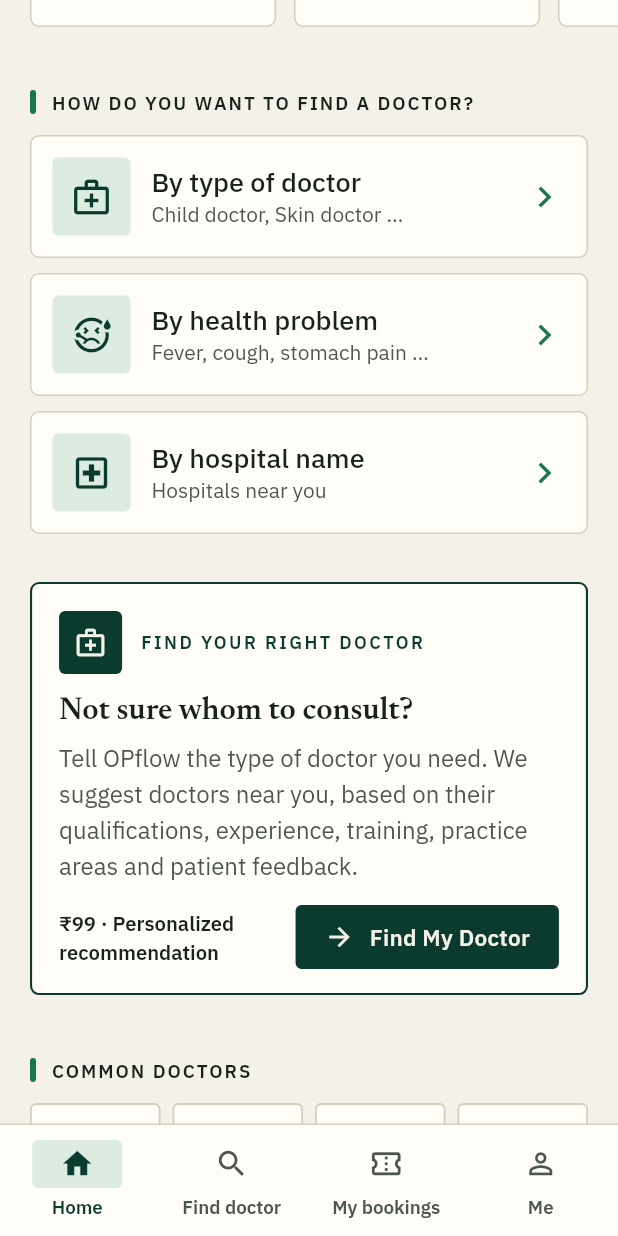
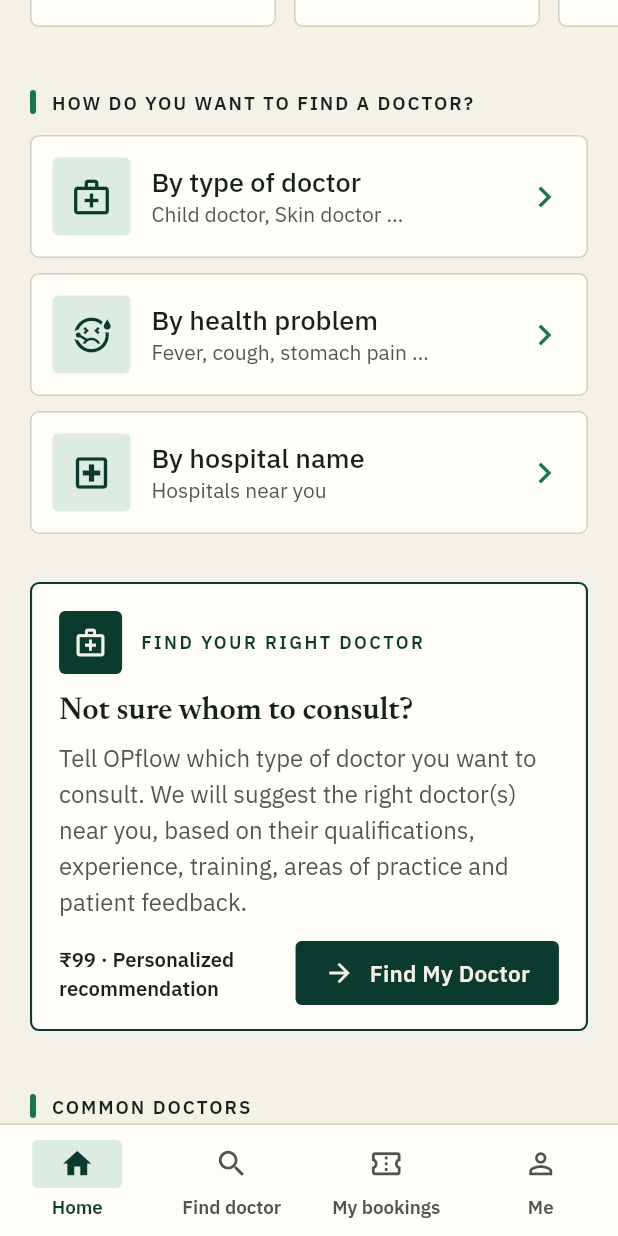
Before and after one commit to Ashok-Dd/opflow-app, a Flutter app: the HomeTab screen opened by its route, scrolled down 1152 dp, on a phone screen of 412 x 824 dp. Run offline on Flutter 3.47's test engine with Material 3 defaults, Android fonts, the phone set to English and light mode, and no system bars; our stand-ins replace firebase_core, firebase_messaging, flutter_animate, flutter_local_notifications, flutter_riverpod, flutter_secure_storage and 8 more; missing offline and left inert: dart:js_interop, flutter_cashfree_pg_sdk; accounts and stored records are empty.

Commit message:
Home: next visit always shown (invitation to book when none); clearer Right Doctor text; OPflow recommended badge; back to Home after a recommendation
Co-Authored-By: Claude Opus 5.5 <noreply@anthropic.com>

```diff
--- a/lib/l10n/te.dart
+++ b/lib/l10n/te.dart
@@ -1074,4 +1074,12 @@ const te = <String, String>{
   'Please update OPflow': 'దయచేసి OPflow ను అప్‌డేట్ చేయండి',
   'This version of the app is too old and cannot book or pay any more. Please install the latest OPflow. Your bookings are safe.': 'ఈ యాప్ వెర్షన్ పాతది, ఇకపై బుక్ చేయలేదు, చెల్లించలేదు. దయచేసి కొత్త OPflow ను ఇన్‌స్టాల్ చేయండి. మీ బుకింగ్‌లు సురక్షితంగా ఉన్నాయి.',
   'Open OPflow on the web': 'వెబ్‌లో OPflow తెరవండి',
+  'Tell OPflow which type of doctor you want to consult. We will suggest the right doctor(s) near you, based on their qualifications, experience, training, areas of practice and patient feedback.': 'మీరు ఏ రకం డాక్టర్‌ను కలవాలనుకుంటున్నారో OPflow కి చెప్పండి. వారి అర్హతలు, అనుభవం, శిక్షణ, ప్రాక్టీస్ విభాగాలు, పేషెంట్ల అభిప్రాయాల ఆధారంగా మీ దగ్గర సరైన డాక్టర్(ల)ను సూచిస్తాం.',
+  'OPflow recommended': 'OPflow సిఫార్సు',
+  'No visit booked yet': 'ఇంకా విజిట్ బుక్ చేయలేదు',
+  'Book your OPD visit now and skip the long waiting line at the hospital.': 'ఇప్పుడే మీ OPD విజిట్ బుక్ చేసి, హాస్పిటల్‌లో పొడవైన క్యూను తప్పించుకోండి.',
+  'Pick the hour that suits you': 'మీకు సరిపడే గంటను ఎంచుకోండి',
+  'Get your token before you leave home': 'ఇంటి నుండి బయలుదేరే ముందే మీ టోకెన్ పొందండి',
+  'Watch the live line and come when it\'s nearly your turn': 'లైవ్ క్యూ చూసి, మీ వంతు దగ్గర పడినప్పుడు రండి',
+  'Book an OPD visit': 'OPD విజిట్ బుక్ చేయండి',
 };
--- a/lib/router/app_router.dart
+++ b/lib/router/app_router.dart
@@ -150,7 +150,7 @@ final appRouter = GoRouter(
     }),
     _r('/booking/:id', (s) => BookingDetailScreen(bookingId: s.pathParameters['id']!)),
     _r('/right-doctor', (s) => const RightDoctorScreen()),
-    _r('/right-doctor/result/:id', (s) => PickResultScreen(id: s.pathParameters['id']!)),
+    _r('/right-doctor/result/:id', (s) => PickResultScreen(id: s.pathParameters['id']!, backHome: s.uri.queryParameters['fresh'] == '1')),
     _r('/right-doctor/:type', (s) => _ifExists(MockData.findType(s.pathParameters['type']!) != null, 'type of doctor',
         () => PickOfferScreen(typeId: s.pathParameters['type']!))),
     _r('/me/suggestions', (s) => const MyPicksScreen()),
```
Also changed, not shown: lib/features/patient/home.dart (+41 -0 lines), lib/features/patient/picks/picks_screens.dart (+24 -6 lines), lib/widgets/bits.dart (+15 -2 lines).
